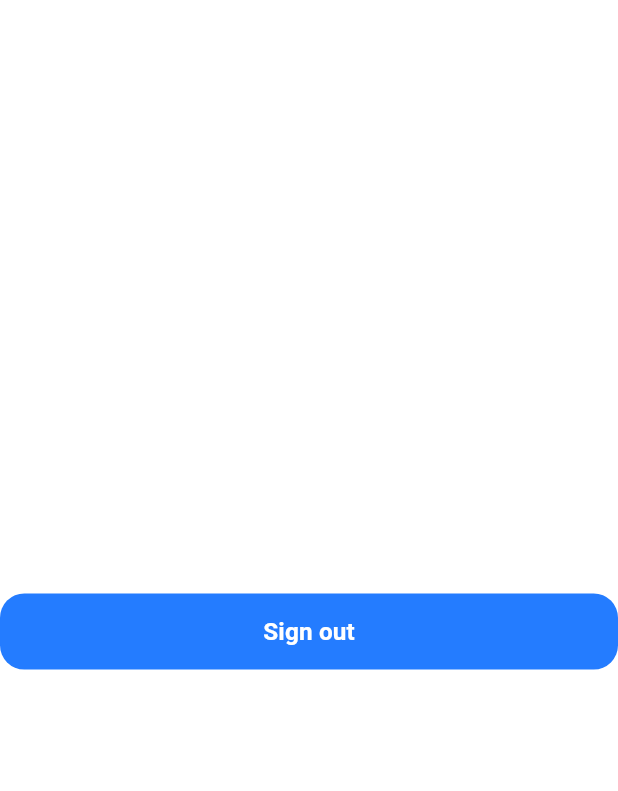
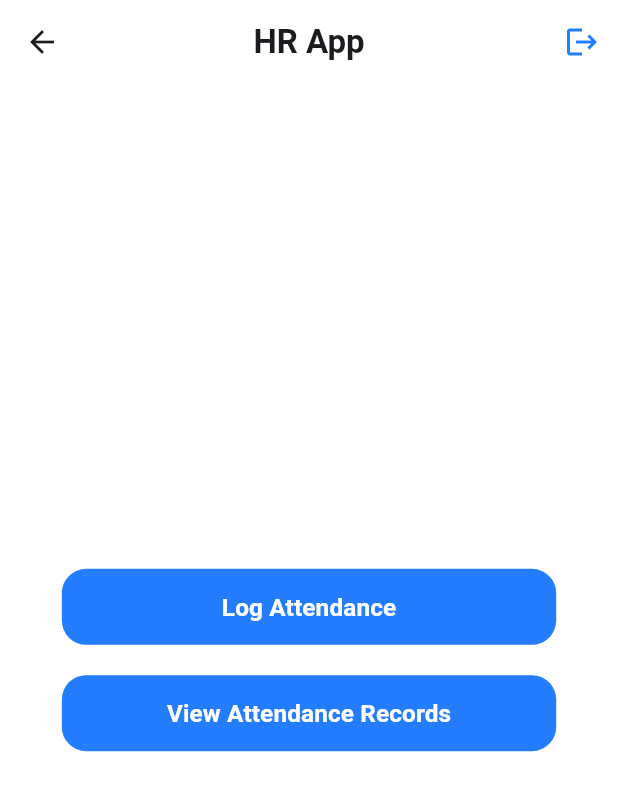
Before and after one commit to MoazSayed7/HR, a Flutter app: the HomeScreen screen opened by its route, on a phone screen of 412 x 824 dp. Shown: the top 791 px of the screen. Run offline on Flutter 3.47's test engine with Material 3 defaults, Android fonts, the phone set to English and light mode, and no system bars; our stand-ins replace firebase_auth, firebase_core, flutter_bloc, flutter_screenutil, geolocator, get_it and 1 more; accounts and stored records are empty; generated files the repository leaves out were written again.

Commit message:
- add AttendanceRecords Screen - add 3 Buttons on Home Screen (log, go to records Screen, Signout) - add geolocator & url_launcher packages - add get & set StringList to Shared Prefrences helper class - add AttendanceService helper class

```diff
--- a/lib/core/helpers/snack_bar.dart
+++ b/lib/core/helpers/snack_bar.dart
@@ -8,7 +8,7 @@ class CustomSnackBar {
     ScaffoldMessenger.of(context).showSnackBar(
       SnackBar(
         content: Text(message, textAlign: TextAlign.center),
-        duration: const Duration(seconds: 6), // Adjust duration
+        duration: const Duration(seconds: 3), // Adjust duration
         behavior: SnackBarBehavior.floating,
         margin: EdgeInsets.symmetric(horizontal: 40.w, vertical: 20.h),
         shape: RoundedRectangleBorder(
--- a/lib/core/routers/app_router.dart
+++ b/lib/core/routers/app_router.dart
@@ -2,6 +2,7 @@ import 'package:flutter/material.dart';
 import 'package:flutter_bloc/flutter_bloc.dart';
 
 import '../../features/ResetPassword/ui/reset_password_screen.dart';
+import '../../features/attendance/ui/attendance_records_screen.dart';
 import '../../features/home/ui/home_screen.dart';
 import '../../features/signin/logic/cubit/login_cubit.dart';
 import '../../features/signin/ui/sign_in.dart';
@@ -14,7 +15,10 @@ class AppRouter {
   Route? generateRoute(RouteSettings routeSettings) {
     switch (routeSettings.name) {
       case Routes.homeScreen:
-        return MaterialPageRoute(builder: (_) => const HomeScreen());
+        return MaterialPageRoute(builder: (_) => HomeScreen());
+
+      case Routes.attendanceRecordsScreen:
+        return MaterialPageRoute(builder: (_) => AttendanceRecordsScreen());
 
       case Routes.resetPasswordScreen:
         return MaterialPageRoute(builder: (_) => const ResetPasswordScreen());
--- a/lib/core/routers/routes.dart
+++ b/lib/core/routers/routes.dart
@@ -4,4 +4,5 @@ class Routes {
   static const String signinScreen = '/signinScreen';
   static const String signupScreen = '/signupScreen';
   static const String resetPasswordScreen = '/resetPasswordScreen';
+  static const String attendanceRecordsScreen = '/attendanceRecordsScreen';
 }
--- /dev/null
+++ b/lib/core/services/attendance_service.dart
@@ -0,0 +1,39 @@
+import 'package:firebase_auth/firebase_auth.dart';
+import 'package:geolocator/geolocator.dart';
+import 'package:intl/intl.dart';
+
+import '../helpers/shared_pref_helper.dart';
+
+class AttendanceService {
+  final String _userId = FirebaseAuth.instance.currentUser!.uid;
+  Future<List<String>> getAttendanceRecords() async {
+    return await SharedPrefHelper.getStringList('attendance_$_userId');
+  }
+
+  Future<String?> logAttendance() async {
+    if (await _checkLocationPermission()) {
+      Position position = await Geolocator.getCurrentPosition(
+        locationSettings: LocationSettings(accuracy: LocationAccuracy.best),
+      );
+      String timestamp = DateFormat(
+        'yyyy-MM-dd HH:mm:ss',
+      ).format(DateTime.now());
+      List<String> records = await getAttendanceRecords();
+      records.add(
+        '$timestamp - Lat: ${position.latitude}, Lon: ${position.longitude}',
+      );
+      await SharedPrefHelper.setData('attendance_$_userId', records);
+      return timestamp;
+    }
+    return null;
+  }
+
+  Future<bool> _checkLocationPermission() async {
+    LocationPermission permission = await Geolocator.checkPermission();
+    if (permission == LocationPermission.denied) {
+      permission = await Geolocator.requestPermission();
+      if (permission == LocationPermission.denied) return false;
+    }
+    return true;
+  }
+}
--- a/lib/features/home/ui/home_screen.dart
+++ b/lib/features/home/ui/home_screen.dart
@@ -1,36 +1,73 @@
 import 'package:firebase_auth/firebase_auth.dart';
 import 'package:flutter/material.dart';
+import 'package:flutter_screenutil/flutter_screenutil.dart';
 import 'package:hr/core/helpers/extensions.dart';
+import 'package:hr/core/helpers/snack_bar.dart';
+import 'package:hr/core/theme/colors.dart';
+import 'package:hr/core/theme/font_weight_helper.dart';
+import 'package:hr/core/widgets/app_text_button.dart';
 
 import '../../../core/routers/routes.dart';
+import '../../../core/services/attendance_service.dart';
 import '../../../core/theme/text_styles.dart';
-import '../../../core/widgets/app_text_button.dart';
 
 class HomeScreen extends StatelessWidget {
-  const HomeScreen({super.key});
+  final AttendanceService _attendance = AttendanceService();
+
+  HomeScreen({super.key});
+
+  void _logAttendance(BuildContext context) async {
+    String? timestamp = await _attendance.logAttendance();
+    if (!context.mounted) return;
+    CustomSnackBar.showSnackBar(
+      context,
+      timestamp != null
+          ? 'Attendance logged at $timestamp'
+          : 'Failed to log attendance',
+    );
+  }
+
   @override
   Widget build(BuildContext context) {
-    final auth = FirebaseAuth.instance;
     return Scaffold(
+      appBar: AppBar(
+        title: Text(
+          'HR App',
+          style: TextStyle(fontWeight: FontWeightHelper.bold),
+        ),
+        centerTitle: true,
+        forceMaterialTransparency: true,
+        actions: [
+          IconButton(
+            icon: Icon(Icons.logout, color: ColorsManager.mainBlue),
+            onPressed: () async {
+              await FirebaseAuth.instance.signOut();
+              if (!context.mounted) return;
+              context.pushNamedAndRemoveUntil(
+                Routes.signinScreen,
+                predicate: (route) => false,
+              );
+            },
+          ),
+        ],
+      ),
       body: Center(
         child: Column(
           mainAxisAlignment: MainAxisAlignment.center,
+          spacing: 20.h,
           children: [
-            Text(
-              auth.currentUser!.displayName!.toTitleCase,
-              style: TextStyles.font12DarkBlueRegular,
+            AppTextButton(
+              onPressed: () => _logAttendance(context),
+              buttonWidth: 300,
+              buttonText: 'Log Attendance',
+              textStyle: TextStyles.font16WhiteSemiBold,
             ),
             AppTextButton(
-              buttonText: 'Sign out',
+              onPressed:
+                  () => context.pushNamed(Routes.attendanceRecordsScreen),
+              buttonText: 'View Attendance Records',
+              buttonWidth: 300,
               textStyle: TextStyles.font16WhiteSemiBold,
-              onPressed: () async {
-                await auth.signOut();
-                if (!context.mounted) return;
-                context.pushNamedAndRemoveUntil(
-                  Routes.signinScreen,
-                  predicate: (route) => false,
-                );
-              },
             ),
           ],
         ),
--- a/pubspec.yaml
+++ b/pubspec.yaml
@@ -18,10 +18,12 @@ dependencies:
     sdk: flutter
   flutter_bloc: ^9.1.0
   flutter_screenutil: ^5.9.3
+  geolocator: ^13.0.2
   get_it: ^8.0.3
   intl: ^0.20.2
   local_auth: ^2.3.0
   shared_preferences: ^2.5.2
+  url_launcher: ^6.3.1
 
 dev_dependencies:
   flutter_lints: ^5.0.0
```
Also changed, not shown: lib/core/helpers/shared_pref_helper.dart (+10 -0 lines), lib/features/attendance/ui/attendance_records_screen.dart (added, +143 -0 lines), lib/features/attendance/ui/widgets/card.dart (added, +64 -0 lines), pubspec.lock, 5 other files.
